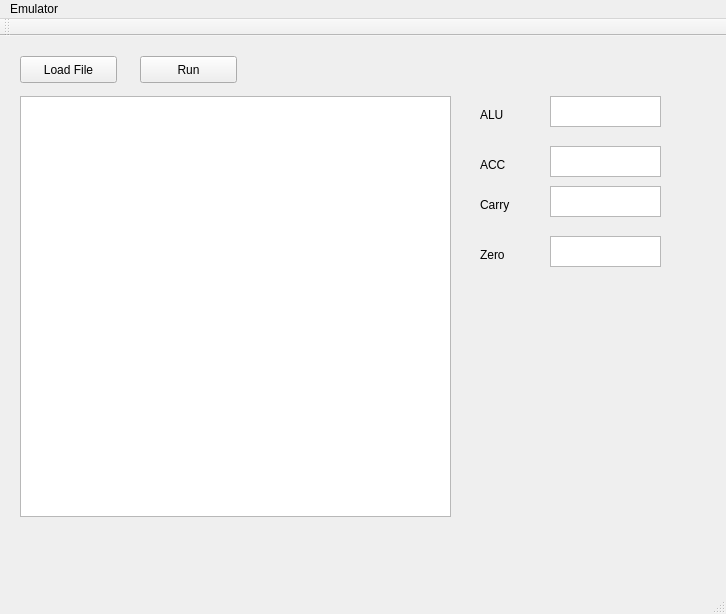
Qt form mainwindow.ui (Nossica/2416Emulator) before a commit.
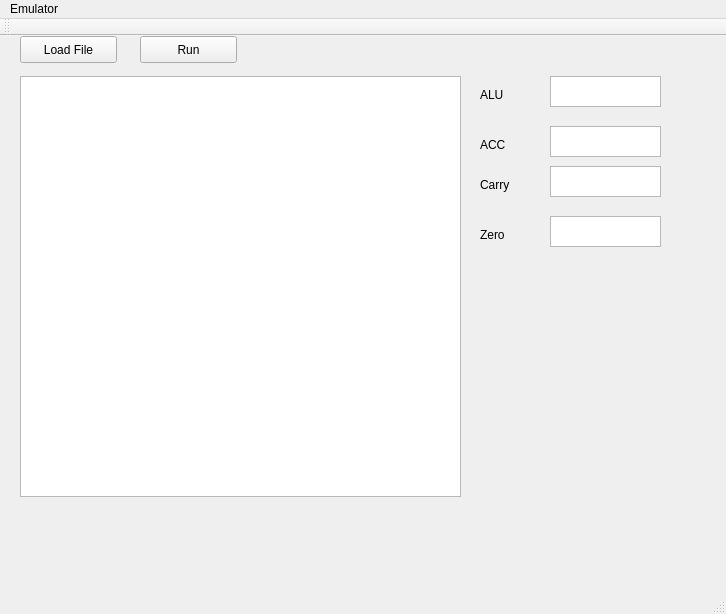
The same form after that commit.

Commit message: GUI now lists instructions and runs the first command

Diff of the .ui file:
```diff
--- a/mainwindow.ui
+++ b/mainwindow.ui
@@ -14,21 +14,11 @@
    <string>MainWindow</string>
   </property>
   <widget class="QWidget" name="centralWidget">
-   <widget class="QListWidget" name="program">
-    <property name="geometry">
-     <rect>
-      <x>20</x>
-      <y>60</y>
-      <width>431</width>
-      <height>421</height>
-     </rect>
-    </property>
-   </widget>
    <widget class="QPushButton" name="pushButton">
     <property name="geometry">
      <rect>
       <x>20</x>
-      <y>20</y>
+      <y>0</y>
       <width>97</width>
       <height>27</height>
      </rect>
@@ -41,7 +31,7 @@
     <property name="geometry">
      <rect>
       <x>140</x>
-      <y>20</y>
+      <y>0</y>
       <width>97</width>
       <height>27</height>
      </rect>
@@ -54,7 +44,7 @@
     <property name="geometry">
      <rect>
       <x>550</x>
-      <y>60</y>
+      <y>40</y>
       <width>111</width>
       <height>31</height>
      </rect>
@@ -64,7 +54,7 @@
     <property name="geometry">
      <rect>
       <x>480</x>
-      <y>70</y>
+      <y>50</y>
       <width>51</width>
       <height>17</height>
      </rect>
@@ -77,7 +67,7 @@
     <property name="geometry">
      <rect>
       <x>480</x>
-      <y>120</y>
+      <y>100</y>
       <width>51</width>
       <height>17</height>
      </rect>
@@ -90,7 +80,7 @@
     <property name="geometry">
      <rect>
       <x>480</x>
-      <y>160</y>
+      <y>140</y>
       <width>51</width>
       <height>17</height>
      </rect>
@@ -103,7 +93,7 @@
     <property name="geometry">
      <rect>
       <x>480</x>
-      <y>210</y>
+      <y>190</y>
       <width>51</width>
       <height>17</height>
      </rect>
@@ -116,7 +106,7 @@
     <property name="geometry">
      <rect>
       <x>550</x>
-      <y>110</y>
+      <y>90</y>
       <width>111</width>
       <height>31</height>
      </rect>
@@ -126,7 +116,7 @@
     <property name="geometry">
      <rect>
       <x>550</x>
-      <y>150</y>
+      <y>130</y>
       <width>111</width>
       <height>31</height>
      </rect>
@@ -136,12 +126,22 @@
     <property name="geometry">
      <rect>
       <x>550</x>
-      <y>200</y>
+      <y>180</y>
       <width>111</width>
       <height>31</height>
      </rect>
     </property>
    </widget>
+   <widget class="QTableView" name="theProgram">
+    <property name="geometry">
+     <rect>
+      <x>20</x>
+      <y>40</y>
+      <width>441</width>
+      <height>421</height>
+     </rect>
+    </property>
+   </widget>
   </widget>
   <widget class="QMenuBar" name="menuBar">
    <property name="geometry">
```
The commit also changes 11 other files.
